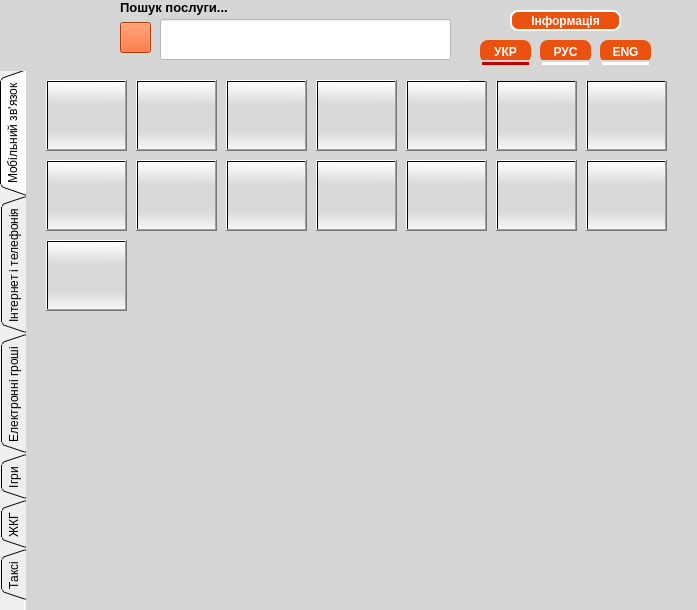
Normandez/LM, file mainwindow.ui: the form before one commit.
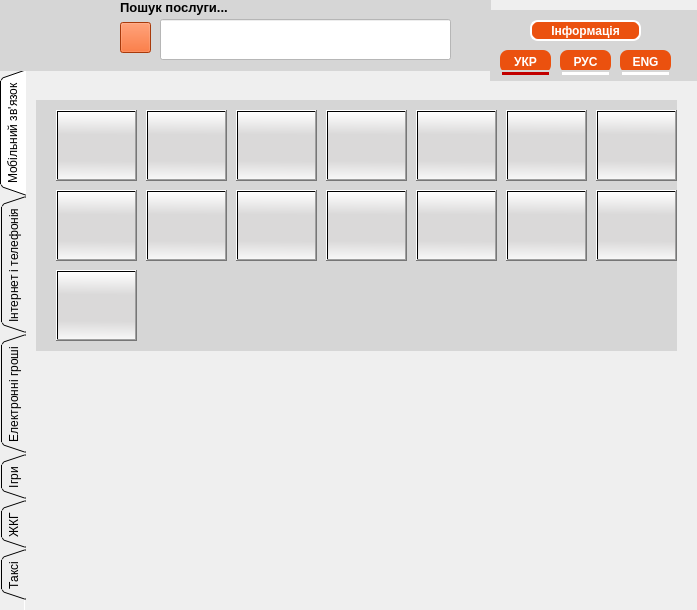
The form after the commit. Icons and pictures are not drawn.

Commit message: Я переделал окончательно клавиатуру. Добавил специальніе символы. Добавил изменения строки при нажатии на кнопки.

Patch:
```diff
--- a/mainwindow.ui
+++ b/mainwindow.ui
@@ -57,10 +57,10 @@
      <widget class="QWidget" name="widget" native="true">
       <property name="geometry">
        <rect>
-        <x>0</x>
-        <y>0</y>
-        <width>681</width>
-        <height>541</height>
+        <x>10</x>
+        <y>30</y>
+        <width>641</width>
+        <height>251</height>
        </rect>
       </property>
       <property name="styleSheet">
@@ -2318,10 +2318,10 @@
    <widget class="QWidget" name="widget_8" native="true">
     <property name="geometry">
      <rect>
-      <x>470</x>
-      <y>0</y>
-      <width>231</width>
-      <height>81</height>
+      <x>490</x>
+      <y>10</y>
+      <width>211</width>
+      <height>71</height>
      </rect>
     </property>
     <property name="styleSheet">
```
Left out of the diff: 15 changed lines with no effect on the pictures. Lines whose indentation alone changed are shown as unchanged. The commit also changes 4 other files.
